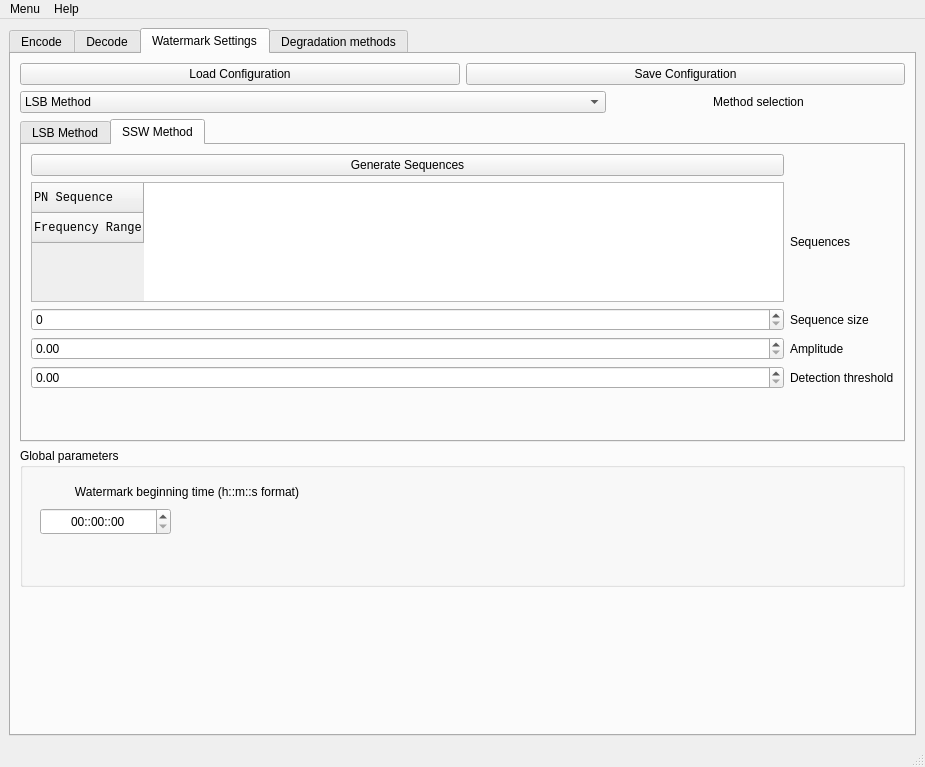
Before: the Qt Designer form src/GUI/InterfaceWatermarking/mainwindow.ui in jcelerier/watermarking, drawn with Qt 5.
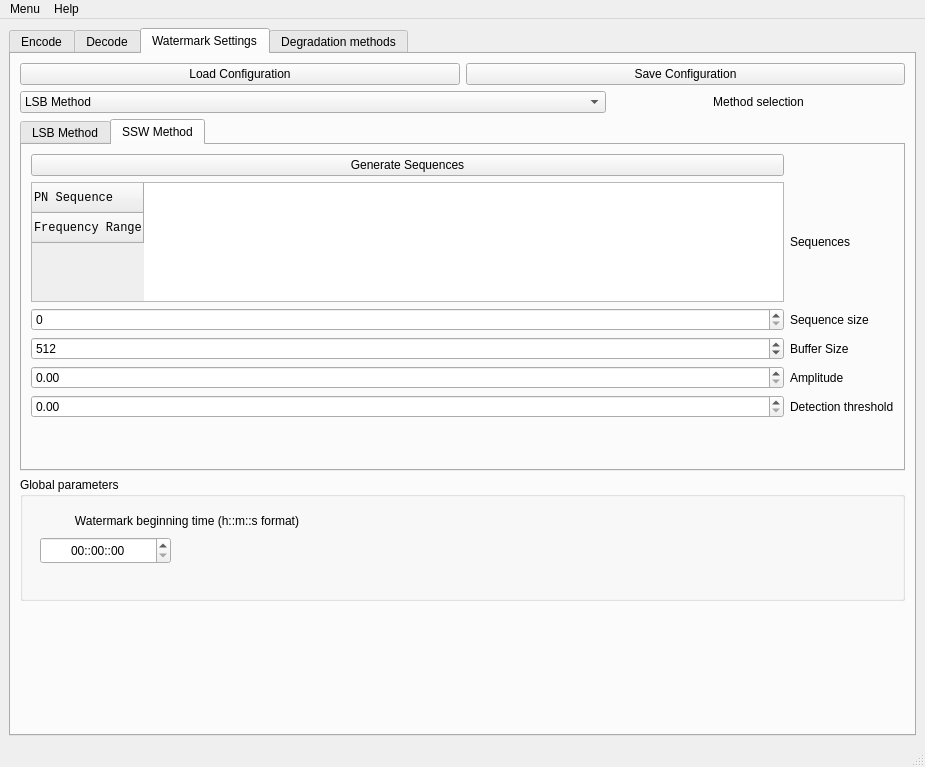
After: the same form once the commit is applied. Icons and pictures are not drawn. Custom widgets are drawn as their Qt base class.

Diff of the .ui file:
```diff
--- a/src/GUI/InterfaceWatermarking/mainwindow.ui
+++ b/src/GUI/InterfaceWatermarking/mainwindow.ui
@@ -685,29 +685,26 @@
                   </property>
                  </widget>
                 </item>
-                <item row="4" column="1">
+                <item row="5" column="1">
                  <widget class="QLabel" name="label_5">
                   <property name="text">
                    <string>Detection threshold</string>
                   </property>
                  </widget>
                 </item>
-                <item row="3" column="0">
+                <item row="4" column="0">
                  <widget class="QDoubleSpinBox" name="sswAmpl"/>
                 </item>
-                <item row="3" column="1">
+                <item row="4" column="1">
                  <widget class="QLabel" name="label_4">
                   <property name="text">
                    <string>Amplitude</string>
                   </property>
                  </widget>
                 </item>
-                <item row="4" column="0">
+                <item row="5" column="0">
                  <widget class="QDoubleSpinBox" name="sswThres"/>
                 </item>
-                <item row="2" column="0">
-                 <widget class="QSpinBox" name="sswSeqSize"/>
-                </item>
                 <item row="2" column="1">
                  <widget class="QLabel" name="label_3">
                   <property name="text">
@@ -715,6 +712,16 @@
                   </property>
                  </widget>
                 </item>
+                <item row="2" column="0">
+                 <widget class="QSpinBox" name="sswSeqSize"/>
+                </item>
+                <item row="0" column="0">
+                 <widget class="QPushButton" name="sswGenerate">
+                  <property name="text">
+                   <string>Generate Sequences</string>
+                  </property>
+                 </widget>
+                </item>
                 <item row="1" column="0">
                  <widget class="QTableWidget" name="sswSequences">
                   <property name="sizePolicy">
@@ -752,10 +759,23 @@
                   </row>
                  </widget>
                 </item>
-                <item row="0" column="0">
-                 <widget class="QPushButton" name="sswGenerate">
+                <item row="3" column="1">
+                 <widget class="QLabel" name="label_11">
                   <property name="text">
-                   <string>Generate Sequences</string>
+                   <string>Buffer Size</string>
+                  </property>
+                 </widget>
+                </item>
+                <item row="3" column="0">
+                 <widget class="QFFTSpinBox" name="sswBufferSize">
+                  <property name="minimum">
+                   <number>16</number>
+                  </property>
+                  <property name="maximum">
+                   <number>16384</number>
+                  </property>
+                  <property name="value">
+                   <number>512</number>
                   </property>
                  </widget>
                 </item>
@@ -854,6 +874,12 @@
             <verstretch>0</verstretch>
            </sizepolicy>
           </property>
+          <property name="minimumSize">
+           <size>
+            <width>0</width>
+            <height>100</height>
+           </size>
+          </property>
           <property name="title">
            <string>Global parameters</string>
           </property>
@@ -1163,8 +1189,21 @@
     <string>Compression-Expansion Method</string>
    </property>
   </action>
+  <action name="actionLoadFileToDecode">
+   <property name="text">
+    <string>Load file to decode</string>
+   </property>
+   <property name="toolTip">
+    <string>Load file to decode</string>
+   </property>
+  </action>
  </widget>
  <customwidgets>
+  <customwidget>
+   <class>QFFTSpinBox</class>
+   <extends>QSpinBox</extends>
+   <header>../QFFTSpinBox/qfftspinbox.h</header>
+  </customwidget>
   <customwidget>
    <class>QCustomPlot</class>
    <extends>QWidget</extends>
```
Left out of the diff: 19 changed lines with no effect on the pictures.
